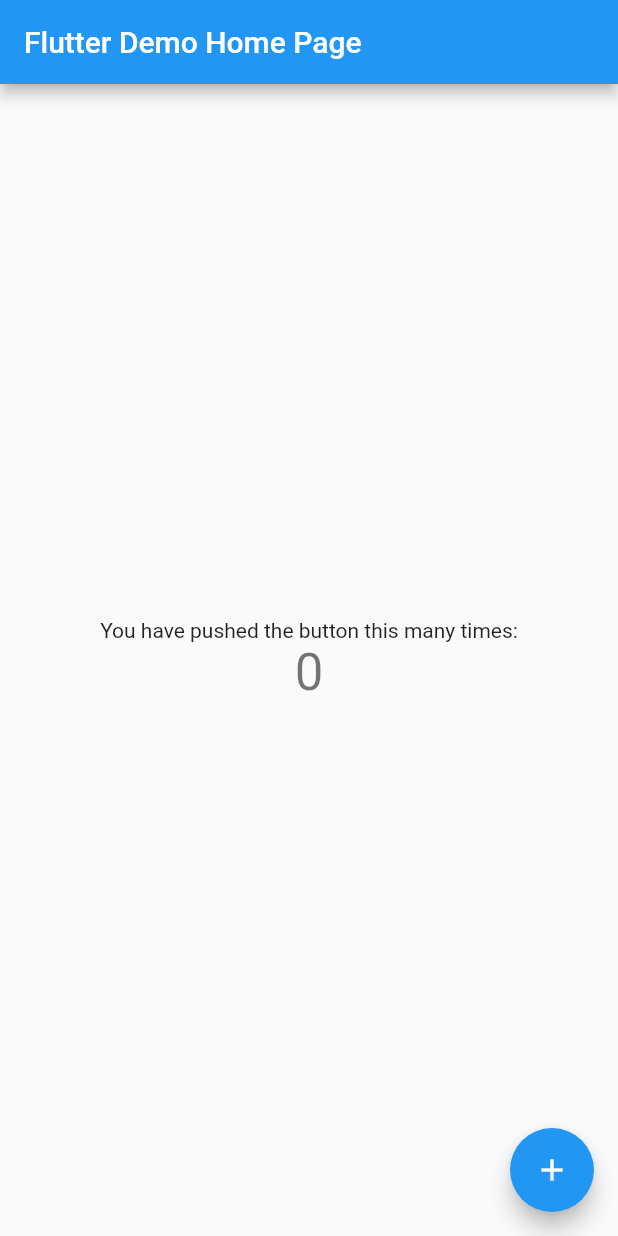
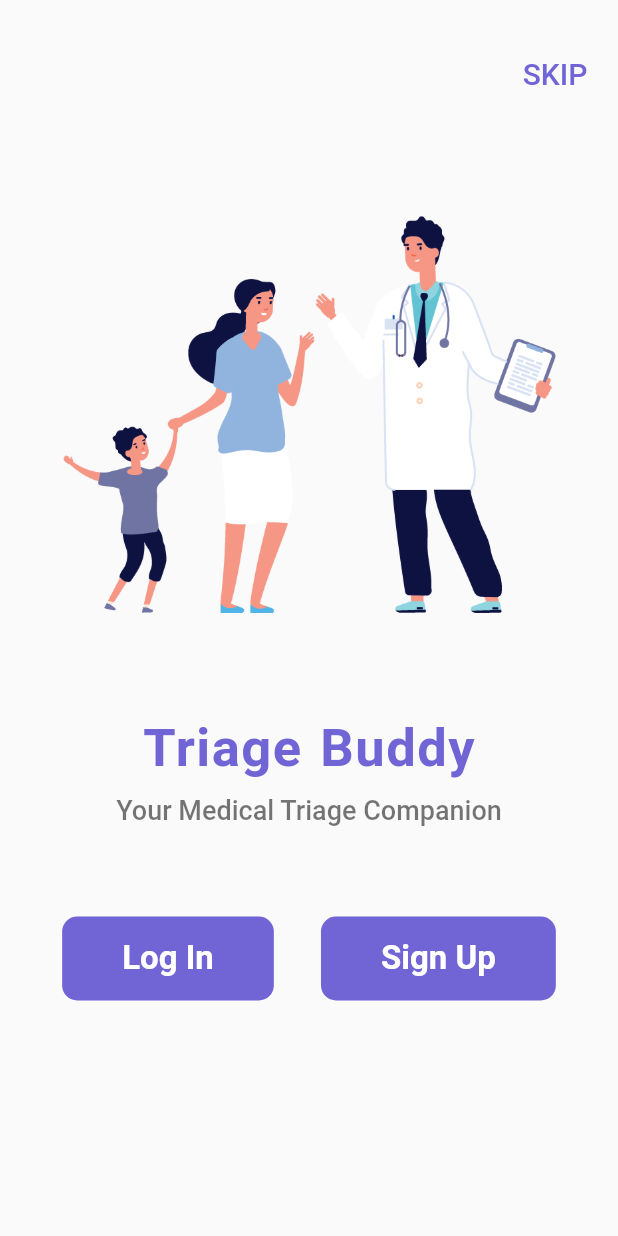
Before and after one commit to Crawford30/TriageApp, a Flutter app: the screen it shows after launch, on a phone screen of 412 x 824 dp. Run offline on Flutter 3.47's test engine with Material 2 defaults, Android fonts, the light colour scheme and no system bars.

Commit message:
Welcome screen

```diff
--- a/lib/main.dart
+++ b/lib/main.dart
@@ -1,115 +1,20 @@
 import 'package:flutter/material.dart';
+import 'package:triage_app/screens/welcome_screen.dart';
 
 void main() {
   runApp(const MyApp());
 }
 
 class MyApp extends StatelessWidget {
-  const MyApp({Key? key}) : super(key: key);
+  // Remove 'super.key' as it is not required in this case.
+  // Since you're not providing any new parameters, there's no need for the 'const MyApp({super.key})' constructor.
+  const MyApp();
 
-  // This widget is the root of your application.
   @override
   Widget build(BuildContext context) {
     return MaterialApp(
-      title: 'Flutter Demo',
-      theme: ThemeData(
-        // This is the theme of your application.
-        //
-        // Try running your application with "flutter run". You'll see the
-        // application has a blue toolbar. Then, without quitting the app, try
-        // changing the primarySwatch below to Colors.green and then invoke
-        // "hot reload" (press "r" in the console where you ran "flutter run",
-        // or simply save your changes to "hot reload" in a Flutter IDE).
-        // Notice that the counter didn't reset back to zero; the application
-        // is not restarted.
-        primarySwatch: Colors.blue,
-      ),
-      home: const MyHomePage(title: 'Flutter Demo Home Page'),
+      debugShowCheckedModeBanner: false,
+      home: WelcomeScreen(),
     );
   }
 }
-
-class MyHomePage extends StatefulWidget {
-  const MyHomePage({Key? key, required this.title}) : super(key: key);
-
-  // This widget is the home page of your application. It is stateful, meaning
-  // that it has a State object (defined below) that contains fields that affect
-  // how it looks.
-
-  // This class is the configuration for the state. It holds the values (in this
-  // case the title) provided by the parent (in this case the App widget) and
-  // used by the build method of the State. Fields in a Widget subclass are
-  // always marked "final".
-
-  final String title;
-
-  @override
-  State<MyHomePage> createState() => _MyHomePageState();
-}
-
-class _MyHomePageState extends State<MyHomePage> {
-  int _counter = 0;
-
-  void _incrementCounter() {
-    setState(() {
-      // This call to setState tells the Flutter framework that something has
-      // changed in this State, which causes it to rerun the build method below
-      // so that the display can reflect the updated values. If we changed
-      // _counter without calling setState(), then the build method would not be
-      // called again, and so nothing would appear to happen.
-      _counter++;
-    });
-  }
-
-  @override
-  Widget build(BuildContext context) {
-    // This method is rerun every time setState is called, for instance as done
-    // by the _incrementCounter method above.
-    //
-    // The Flutter framework has been optimized to make rerunning build methods
-    // fast, so that you can just rebuild anything that needs updating rather
-    // than having to individually change instances of widgets.
-    return Scaffold(
-      appBar: AppBar(
-        // Here we take the value from the MyHomePage object that was created by
-        // the App.build method, and use it to set our appbar title.
-        title: Text(widget.title),
-      ),
-      body: Center(
-        // Center is a layout widget. It takes a single child and positions it
-        // in the middle of the parent.
-        child: Column(
-          // Column is also a layout widget. It takes a list of children and
-          // arranges them vertically. By default, it sizes itself to fit its
-          // children horizontally, and tries to be as tall as its parent.
-          //
-          // Invoke "debug painting" (press "p" in the console, choose the
-          // "Toggle Debug Paint" action from the Flutter Inspector in Android
-          // Studio, or the "Toggle Debug Paint" command in Visual Studio Code)
-          // to see the wireframe for each widget.
-          //
-          // Column has various properties to control how it sizes itself and
-          // how it positions its children. Here we use mainAxisAlignment to
-          // center the children vertically; the main axis here is the vertical
-          // axis because Columns are vertical (the cross axis would be
-          // horizontal).
-          mainAxisAlignment: MainAxisAlignment.center,
-          children: <Widget>[
-            const Text(
-              'You have pushed the button this many times:',
-            ),
-            Text(
-              '$_counter',
-              style: Theme.of(context).textTheme.headline4,
-            ),
-          ],
-        ),
-      ),
-      floatingActionButton: FloatingActionButton(
-        onPressed: _incrementCounter,
-        tooltip: 'Increment',
-        child: const Icon(Icons.add),
-      ), // This trailing comma makes auto-formatting nicer for build methods.
-    );
-  }
-}
--- /dev/null
+++ b/lib/screens/welcome_screen.dart
@@ -0,0 +1,123 @@
+import 'package:flutter/material.dart';
+
+class WelcomeScreen extends StatelessWidget {
+  @override
+  Widget build(BuildContext context) {
+    return Material(
+      child: Container(
+        width: MediaQuery.of(context).size.width,
+        height: MediaQuery.of(context).size.height,
+        padding: EdgeInsets.all(10),
+        child: Column(
+          children: [
+            SizedBox(
+              height: 15,
+            ),
+            Align(
+              alignment: Alignment.centerRight,
+              child: TextButton(
+                onPressed: () {
+                  // Navigator.push(
+                  //     context,
+                  //     MaterialPageRoute(
+                  //       builder: (context) => NavBarRoots(),
+                  //     ));
+                },
+                child: Text(
+                  "SKIP",
+                  style: TextStyle(
+                    color: Color(0xFF7165D6),
+                    fontSize: 20,
+                  ),
+                ),
+              ),
+            ),
+            SizedBox(
+              height: 50,
+            ),
+            Padding(
+              padding: EdgeInsets.all(20),
+              child: Image.asset("images/doctors.png"),
+            ),
+            SizedBox(height: 50),
+            Text(
+              "Triage Buddy",
+              style: TextStyle(
+                color: Color(0xFF7165D6),
+                fontSize: 35,
+                fontWeight: FontWeight.bold,
+                letterSpacing: 1,
+                wordSpacing: 2,
+              ),
+            ),
+            SizedBox(height: 10),
+            Text(
+              "Your Medical Triage Companion",
+              style: TextStyle(
+                color: Colors.black54,
+                fontSize: 18,
+                fontWeight: FontWeight.w500,
+              ),
+            ),
+            SizedBox(height: 60),
+            Row(
+              mainAxisAlignment: MainAxisAlignment.spaceEvenly,
+              children: [
+                Material(
+                  color: Color(0xFF7165D6),
+                  borderRadius: BorderRadius.circular(10),
+                  child: InkWell(
+                    onTap: () {
+                      // Navigator.push(
+                      //     context,
+                      //     MaterialPageRoute(
+                      //       builder: (context) => loginScreen(),
+                      //     ));
+                    },
+                    child: Container(
+                      padding:
+                      EdgeInsets.symmetric(vertical: 15, horizontal: 40),
+                      child: Text(
+                        "Log In",
+                        style: TextStyle(
+                          color: Colors.white,
+                          fontSize: 22,
+                          fontWeight: FontWeight.bold,
+                        ),
+                      ),
+                    ),
+                  ),
+                ),
+                Material(
+                  color: Color(0xFF7165D6),
+                  borderRadius: BorderRadius.circular(10),
+                  child: InkWell(
+                    onTap: () {
+                      // Navigator.push(
+                      //     context,
+                      //     MaterialPageRoute(
+                      //       builder: (context) => SignUpScreen(),
+                      //     ));
+                    },
+                    child: Container(
+                      padding:
+                      EdgeInsets.symmetric(vertical: 15, horizontal: 40),
+                      child: Text(
+                        "Sign Up",
+                        style: TextStyle(
+                          color: Colors.white,
+                          fontSize: 22,
+                          fontWeight: FontWeight.bold,
+                        ),
+                      ),
+                    ),
+                  ),
+                ),
+              ],
+            ),
+          ],
+        ),
+      ),
+    );
+  }
+}
--- a/pubspec.yaml
+++ b/pubspec.yaml
@@ -18,7 +18,7 @@
 version: 1.0.0+1
 
 environment:
-  sdk: ">=2.15.1 <3.0.0"
+  sdk: ">=2.18.6 <3.0.0"
 
 # Dependencies specify other packages that your package needs in order to work.
 # To automatically upgrade your package dependencies to the latest versions
@@ -58,7 +58,8 @@
   uses-material-design: true
 
   # To add assets to your application, add an assets section, like this:
-  # assets:
+  assets:
+      - images/
   #   - images/a_dot_burr.jpeg
   #   - images/a_dot_ham.jpeg
 
```
Also changed, not shown: images/doctor1.jpg (added), images/doctor2.jpg (added), images/doctor3.jpg (added), images/doctor4.jpg (added), images/doctors.png (added), images/lined heart.png (added), pubspec.lock, 2 other files.
